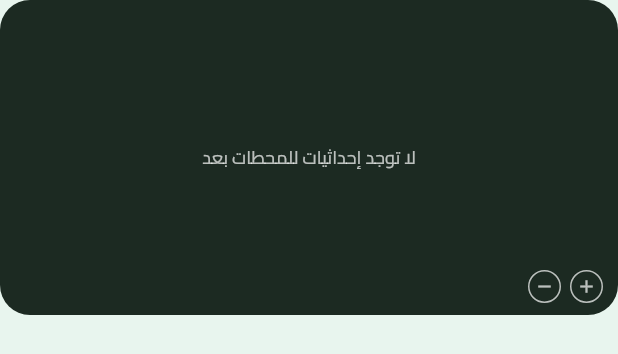
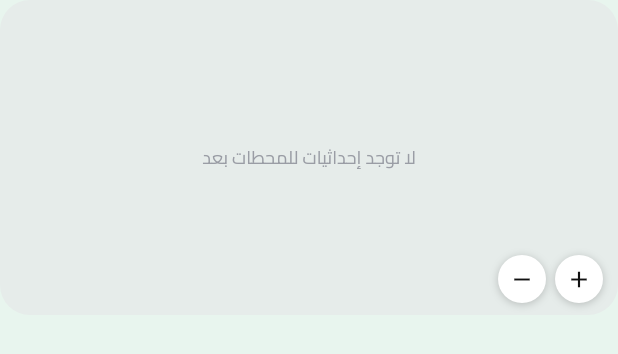
Before and after one commit to Abnaa-Syria/zool-mobile, a Flutter app: the TripMap widget shown alone on an empty page, opened directly with empty values, on a phone screen of 412 x 824 dp. Shown: the top 354 px of the screen. Run offline on Flutter 3.47's test engine with Material 3 defaults, Android fonts, the phone set to English and light mode, and no system bars; our stand-ins replace dio, firebase_core, firebase_messaging, flutter_map, flutter_riverpod, flutter_secure_storage and 10 more; missing offline and left inert: mobile_scanner; accounts and stored records are empty; network calls fail.

Commit message:
Driver trip map: light readable map, Arabic station pins, dashed brand line, white zoom/speed controls
Co-Authored-By: Claude Opus 5.5 <noreply@anthropic.com>

```diff
--- a/apps/driver/lib/features/trips/trip_map.dart
+++ b/apps/driver/lib/features/trips/trip_map.dart
@@ -7,8 +7,8 @@ import 'package:zool_ui/zool_ui.dart';
 
 import '../../app/providers.dart';
 
-/// Trip map card (Figma 3043:3170 MapPlaceholder): dark green map, glowing route between the
-/// stations, the bus marker, «تتبع المسار مباشرة» while live, zoom buttons and the speed.
+/// Trip map card (Figma 3043:3170 MapPlaceholder): the map with the stations (Arabic names), the
+/// line between them, the bus marker, «تتبع المسار مباشرة» while live, zoom buttons and the speed.
 class TripMap extends ConsumerStatefulWidget {
   const TripMap({super.key, required this.live, this.height = 210});
 
@@ -29,7 +29,7 @@ class _TripMapState extends ConsumerState<TripMap> {
           if (t.obj('station').numOrNull('lat') != null && t.obj('station').numOrNull('lng') != null)
             (
               point: LatLng(t.obj('station').numOrNull('lat')!, t.obj('station').numOrNull('lng')!),
-              name: (t.obj('station').obj('city').strOrNull('nameEn') ?? '').toUpperCase(),
+              name: t.obj('station').obj('city').strOrNull('nameAr') ?? t.obj('station').strOrNull('nameAr') ?? '',
             ),
       ];
 
@@ -60,15 +60,15 @@ class _TripMapState extends ConsumerState<TripMap> {
           Positioned.fill(
             child: points.isEmpty
                 ? const ColoredBox(
-                    color: Color(0xFF1C2A22),
-                    child: Center(child: Text('لا توجد إحداثيات للمحطات بعد', style: TextStyle(color: Colors.white70, fontSize: 12))),
+                    color: ZoolColors.secondarySoft,
+                    child: Center(child: Text('لا توجد إحداثيات للمحطات بعد', style: TextStyle(color: ZoolColors.textMuted, fontSize: 12))),
                   )
                 : FlutterMap(
                     mapController: _map,
                     options: MapOptions(
-                      backgroundColor: const Color(0xFF1C2A22),
+                      backgroundColor: ZoolColors.secondarySoft,
                       initialCameraFit: points.length > 1
-                          ? CameraFit.coordinates(coordinates: points, padding: const EdgeInsets.fromLTRB(36, 56, 36, 36))
+                          ? CameraFit.coordinates(coordinates: points, padding: const EdgeInsets.fromLTRB(48, 64, 48, 48))
                           : null,
                       initialCenter: points.first,
                       initialZoom: 9,
@@ -81,24 +81,27 @@ class _TripMapState extends ConsumerState<TripMap> {
                           urlTemplate: tiles.urlTemplate,
                           maxNativeZoom: tiles.maxZoom.toInt(),
                           userAgentPackageName: 'com.zoolgo.driver',
-                          tileBuilder: _darkGreenTile,
                         ),
                       if (route.length > 1)
                         PolylineLayer(polylines: [
-                          Polyline(points: route, color: const Color(0x5582F2A8), strokeWidth: 9),
-                          Polyline(points: route, color: const Color(0xFFD9FBE4), strokeWidth: 3),
+                          // Stations joined in order (not the road itself), so a dashed line.
+                          Polyline(
+                            points: route,
+                            color: ZoolColors.brand,
+                            strokeWidth: 4,
+                            borderColor: Colors.white,
+                            borderStrokeWidth: 2,
+                            pattern: StrokePattern.dashed(segments: const [12, 8]),
+                          ),
                         ]),
                       MarkerLayer(markers: [
-                        for (final s in stations)
+                        for (final (i, s) in stations.indexed)
                           Marker(
                             point: s.point,
-                            width: 110,
-                            height: 34,
-                            child: Column(mainAxisSize: MainAxisSize.min, children: [
-                              Text(s.name, style: const TextStyle(color: Colors.white, fontSize: 9, fontWeight: FontWeight.w700)),
-                              const SizedBox(height: 2),
-                              Container(width: 8, height: 8, decoration: const BoxDecoration(color: Colors.white, shape: BoxShape.circle)),
-                            ]),
+                            width: 120,
+                            height: 52,
+                            alignment: Alignment.topCenter,
+                            child: _StationPin(name: s.name, color: i == stations.length - 1 ? ZoolColors.primary : ZoolColors.brand),
                           ),
                         if (bus != null)
                           Marker(
@@ -106,7 +109,7 @@ class _TripMapState extends ConsumerState<TripMap> {
                             width: 44,
                             height: 44,
                             child: Container(
-                              decoration: BoxDecoration(color: const Color(0xFF82F2A8).withValues(alpha: 0.3), shape: BoxShape.circle),
+                              decoration: BoxDecoration(color: ZoolColors.brand.withValues(alpha: 0.25), shape: BoxShape.circle),
                               padding: const EdgeInsets.all(7),
                               child: Container(
                                 decoration: const BoxDecoration(color: ZoolColors.brand, shape: BoxShape.circle),
@@ -124,11 +127,15 @@ class _TripMapState extends ConsumerState<TripMap> {
               end: 10,
               child: Container(
                 padding: const EdgeInsets.symmetric(horizontal: 12, vertical: 7),
-                decoration: BoxDecoration(color: Colors.black.withValues(alpha: 0.45), borderRadius: BorderRadius.circular(20)),
+                decoration: BoxDecoration(
+                  color: Colors.white,
+                  borderRadius: BorderRadius.circular(20),
+                  boxShadow: const [BoxShadow(color: Color(0x22000000), blurRadius: 6, offset: Offset(0, 2))],
+                ),
                 child: Row(mainAxisSize: MainAxisSize.min, children: [
                   Container(width: 8, height: 8, decoration: const BoxDecoration(color: ZoolColors.success, shape: BoxShape.circle)),
                   const SizedBox(width: 6),
-                  const Text('تتبع المسار مباشرة', style: TextStyle(color: Color(0xFF82F2A8), fontSize: 12, fontWeight: FontWeight.w700)),
+                  const Text('تتبع المسار مباشرة', style: TextStyle(color: ZoolColors.brand, fontSize: 12, fontWeight: FontWeight.w700)),
                 ]),
               ),
             ),
@@ -142,12 +149,16 @@ class _TripMapState extends ConsumerState<TripMap> {
                 _MapButton(icon: Icons.remove, onTap: () => _zoom(-1)),
               ]),
               if (speed != null) ...[
-                const SizedBox(height: 4),
-                Row(children: [
-                  const Icon(IconsaxPlusLinear.speedometer, color: Colors.white70, size: 12),
-                  const SizedBox(width: 4),
-                  Text('$speed km/h', style: const TextStyle(color: Colors.white70, fontSize: 10)),
-                ]),
+                const SizedBox(height: 6),
+                Container(
+                  padding: const EdgeInsets.symmetric(horizontal: 8, vertical: 4),
+                  decoration: BoxDecoration(color: Colors.white, borderRadius: BorderRadius.circular(12)),
+                  child: Row(mainAxisSize: MainAxisSize.min, children: [
+                    const Icon(IconsaxPlusLinear.speedometer, color: ZoolColors.textStrong, size: 12),
+                    const SizedBox(width: 4),
+                    Text('$speed كم/س', style: const TextStyle(color: ZoolColors.textStrong, fontSize: 11, fontWeight: FontWeight.w600)),
+                  ]),
+                ),
               ],
             ]),
           ),
@@ -157,16 +168,34 @@ class _TripMapState extends ConsumerState<TripMap> {
   }
 }
 
-/// Darkens and tints OSM tiles to the design's night-green look.
-Widget _darkGreenTile(BuildContext context, Widget tile, TileImage image) => ColorFiltered(
-      colorFilter: const ColorFilter.matrix([
-        -0.12, -0.22, -0.05, 0, 70, //
-        -0.10, -0.25, -0.05, 0, 95,
-        -0.10, -0.22, -0.06, 0, 72,
-        0, 0, 0, 1, 0,
-      ]),
-      child: tile,
-    );
+/// Station label (Arabic city name) above its dot.
+class _StationPin extends StatelessWidget {
+  const _StationPin({required this.name, required this.color});
+
+  final String name;
+  final Color color;
+
+  @override
+  Widget build(BuildContext context) {
+    return Column(mainAxisSize: MainAxisSize.min, children: [
+      Container(
+        padding: const EdgeInsets.symmetric(horizontal: 8, vertical: 3),
+        decoration: BoxDecoration(
+          color: Colors.white,
+          borderRadius: BorderRadius.circular(10),
+          boxShadow: const [BoxShadow(color: Color(0x33000000), blurRadius: 4, offset: Offset(0, 1))],
+        ),
+        child: Text(name, maxLines: 1, overflow: TextOverflow.ellipsis, style: TextStyle(color: color, fontSize: 11, fontWeight: FontWeight.w700)),
+      ),
+      const SizedBox(height: 3),
+      Container(
+        width: 14,
+        height: 14,
+        decoration: BoxDecoration(color: color, shape: BoxShape.circle, border: Border.all(color: Colors.white, width: 3)),
+      ),
+    ]);
+  }
+}
 
 class _MapButton extends StatelessWidget {
   const _MapButton({required this.icon, required this.onTap});
@@ -180,10 +209,14 @@ class _MapButton extends StatelessWidget {
       onTap: onTap,
       customBorder: const CircleBorder(),
       child: Container(
-        width: 22,
-        height: 22,
-        decoration: BoxDecoration(shape: BoxShape.circle, border: Border.all(color: Colors.white70)),
-        child: Icon(icon, size: 14, color: Colors.white70),
+        width: 32,
+        height: 32,
+        decoration: const BoxDecoration(
+          color: Colors.white,
+          shape: BoxShape.circle,
+          boxShadow: [BoxShadow(color: Color(0x33000000), blurRadius: 4, offset: Offset(0, 1))],
+        ),
+        child: Icon(icon, size: 18, color: ZoolColors.textStrong),
       ),
     );
   }
```
